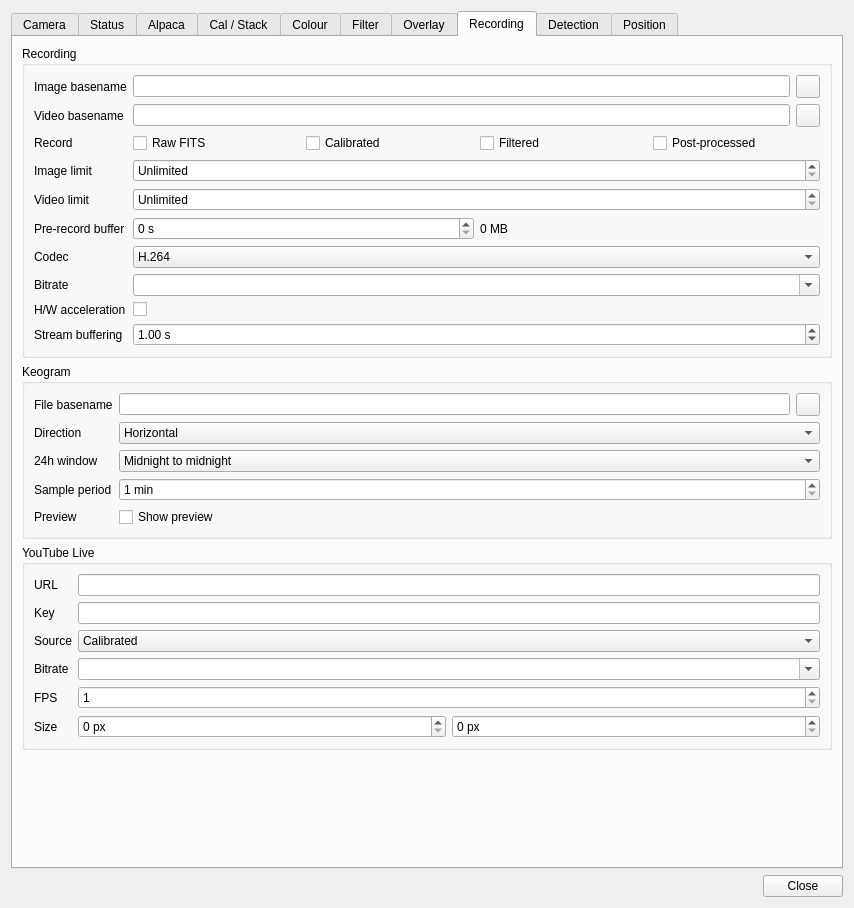
The window that plugins/feature/camera/camerasettingsdialog.ui (srcejon/sdrangel) describes before a commit, drawn with Qt 5.
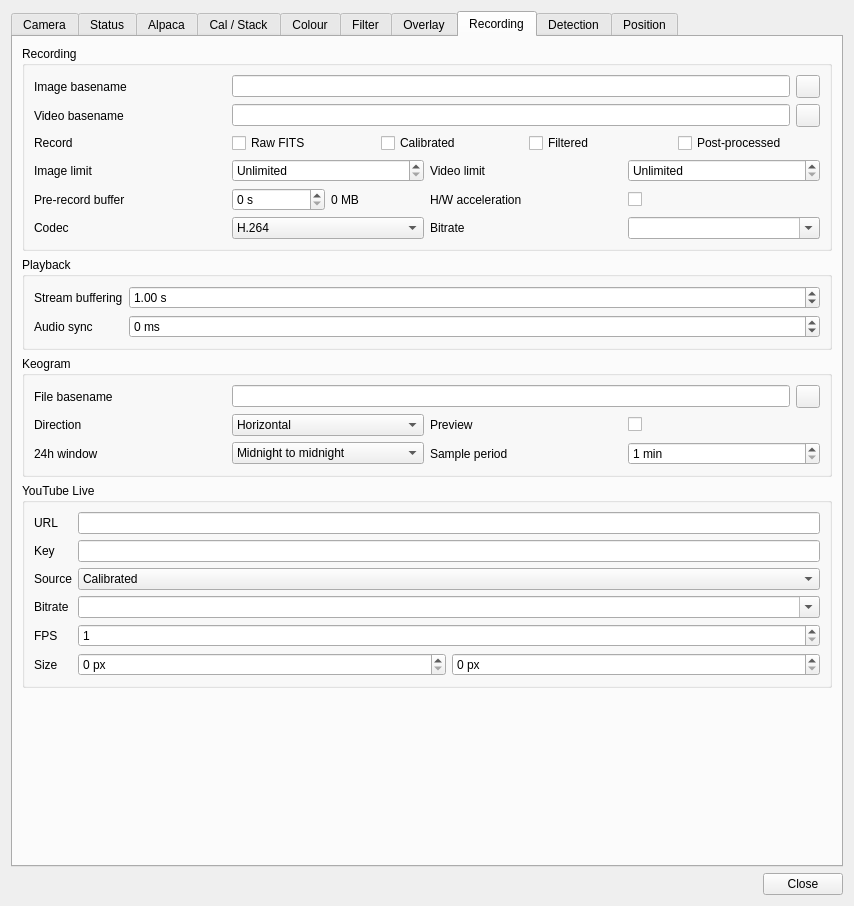
The same window after the commit. The open tabs and pages were chosen to show the change. Icons and pictures are not drawn. Custom widgets are drawn as their Qt base class.

Commit message: Fix A/V sync. Prevent frame drops when spike in pipeline.

What changed in the file:
```diff
--- a/plugins/feature/camera/camerasettingsdialog.ui
+++ b/plugins/feature/camera/camerasettingsdialog.ui
@@ -7,7 +7,7 @@
     <x>0</x>
     <y>0</y>
     <width>854</width>
-    <height>908</height>
+    <height>906</height>
    </rect>
   </property>
   <property name="windowTitle">
@@ -3845,7 +3845,31 @@
          <property name="title">
           <string>Recording</string>
          </property>
-         <layout class="QFormLayout" name="formLayout_2">
+         <layout class="QGridLayout" name="gridLayout_5">
+          <item row="5" column="1">
+           <layout class="QHBoxLayout" name="videoPreRecordBufferLayout">
+            <item>
+             <widget class="QSpinBox" name="videoPreRecordBufferSpin">
+              <property name="toolTip">
+               <string>Seconds of live video frames to keep before recording starts</string>
+              </property>
+              <property name="suffix">
+               <string> s</string>
+              </property>
+              <property name="maximum">
+               <number>60</number>
+              </property>
+             </widget>
+            </item>
+            <item>
+             <widget class="QLabel" name="videoPreRecordBufferMemoryLabel">
+              <property name="text">
+               <string>0 MB</string>
+              </property>
+             </widget>
+            </item>
+           </layout>
+          </item>
           <item row="0" column="0">
            <widget class="QLabel" name="imagePathLabel">
             <property name="text">
@@ -3853,63 +3877,6 @@
             </property>
            </widget>
           </item>
-          <item row="0" column="1">
-           <layout class="QHBoxLayout" name="imageSaveLayout">
-            <item>
-             <widget class="QLineEdit" name="imagePathEdit">
-              <property name="toolTip">
-               <string>File basename to use for saved images</string>
-              </property>
-             </widget>
-            </item>
-            <item>
-             <widget class="QToolButton" name="imagePathButton">
-              <property name="toolTip">
-               <string>Specify image file basename using file browser</string>
-              </property>
-              <property name="text">
-               <string/>
-              </property>
-              <property name="icon">
-               <iconset resource="../../../sdrgui/resources/res.qrc">
-                <normaloff>:/load.png</normaloff>:/load.png</iconset>
-              </property>
-             </widget>
-            </item>
-           </layout>
-          </item>
-          <item row="1" column="0">
-           <widget class="QLabel" name="videoPathLabel">
-            <property name="text">
-             <string>Video basename</string>
-            </property>
-           </widget>
-          </item>
-          <item row="1" column="1">
-           <layout class="QHBoxLayout" name="videoSaveLayout">
-            <item>
-             <widget class="QLineEdit" name="videoPathEdit">
-              <property name="toolTip">
-               <string>File basename to use for recorded videos</string>
-              </property>
-             </widget>
-            </item>
-            <item>
-             <widget class="QToolButton" name="videoPathButton">
-              <property name="toolTip">
-               <string>Specify video file basename using file browser</string>
-              </property>
-              <property name="text">
-               <string/>
-              </property>
-              <property name="icon">
-               <iconset resource="../../../sdrgui/resources/res.qrc">
-                <normaloff>:/load.png</normaloff>:/load.png</iconset>
-              </property>
-             </widget>
-            </item>
-           </layout>
-          </item>
           <item row="2" column="0">
            <widget class="QLabel" name="recordOutputsLabel">
             <property name="text">
@@ -3917,7 +3884,88 @@
             </property>
            </widget>
           </item>
-          <item row="2" column="1">
+          <item row="3" column="1">
+           <widget class="QSpinBox" name="imageRecordLimitSpin">
+            <property name="toolTip">
+             <string>Number of image frames to save before image recording is automatically disabled; 0 records until disabled manually</string>
+            </property>
+            <property name="specialValueText">
+             <string>Unlimited</string>
+            </property>
+            <property name="maximum">
+             <number>1000000</number>
+            </property>
+           </widget>
+          </item>
+          <item row="5" column="0">
+           <widget class="QLabel" name="videoPreRecordBufferLabel">
+            <property name="text">
+             <string>Pre-record buffer</string>
+            </property>
+           </widget>
+          </item>
+          <item row="3" column="0">
+           <widget class="QLabel" name="imageRecordLimitLabel">
+            <property name="text">
+             <string>Image limit</string>
+            </property>
+           </widget>
+          </item>
+          <item row="1" column="0">
+           <widget class="QLabel" name="videoPathLabel">
+            <property name="text">
+             <string>Video basename</string>
+            </property>
+           </widget>
+          </item>
+          <item row="6" column="0">
+           <widget class="QLabel" name="videoCodecLabel">
+            <property name="text">
+             <string>Codec</string>
+            </property>
+           </widget>
+          </item>
+          <item row="3" column="2">
+           <widget class="QLabel" name="videoRecordLimitLabel">
+            <property name="text">
+             <string>Video limit</string>
+            </property>
+           </widget>
+          </item>
+          <item row="6" column="1">
+           <widget class="QComboBox" name="videoCodecCombo">
+            <property name="toolTip">
+             <string>Codec to use for saved video recordings</string>
+            </property>
+            <item>
+             <property name="text">
+              <string>H.264</string>
+             </property>
+            </item>
+            <item>
+             <property name="text">
+              <string>H.265</string>
+             </property>
+            </item>
+           </widget>
+          </item>
+          <item row="3" column="3">
+           <widget class="QSpinBox" name="videoRecordLimitSpin">
+            <property name="toolTip">
+             <string>Seconds of video to record after recording is enabled before video recording is automatically disabled; 0 records until disabled manually</string>
+            </property>
+            <property name="specialValueText">
+             <string>Unlimited</string>
+            </property>
+            <property name="suffix">
+             <string> s</string>
+            </property>
+            <property name="maximum">
+             <number>86400</number>
+            </property>
+           </widget>
+          </item>
+          <item row="2" column="1" colspan="3">
            <layout class="QHBoxLayout" name="recordOutputsLayout">
             <item>
              <widget class="QCheckBox" name="recordRawFitsCheck">
@@ -3961,112 +4009,64 @@
             </item>
            </layout>
           </item>
-          <item row="3" column="0">
-           <widget class="QLabel" name="imageRecordLimitLabel">
-            <property name="text">
-             <string>Image limit</string>
-            </property>
-           </widget>
-          </item>
-          <item row="3" column="1">
-           <widget class="QSpinBox" name="imageRecordLimitSpin">
-            <property name="toolTip">
-             <string>Number of image frames to save before image recording is automatically disabled; 0 records until disabled manually</string>
-            </property>
-            <property name="specialValueText">
-             <string>Unlimited</string>
-            </property>
-            <property name="maximum">
-             <number>1000000</number>
-            </property>
-           </widget>
-          </item>
-          <item row="4" column="0">
-           <widget class="QLabel" name="videoRecordLimitLabel">
-            <property name="text">
-             <string>Video limit</string>
-            </property>
-           </widget>
-          </item>
-          <item row="4" column="1">
-           <widget class="QSpinBox" name="videoRecordLimitSpin">
-            <property name="toolTip">
-             <string>Seconds of video to record after recording is enabled before video recording is automatically disabled; 0 records until disabled manually</string>
-            </property>
-            <property name="specialValueText">
-             <string>Unlimited</string>
-            </property>
-            <property name="suffix">
-             <string> s</string>
-            </property>
-            <property name="maximum">
-             <number>86400</number>
-            </property>
-           </widget>
-          </item>
-          <item row="5" column="0">
-           <widget class="QLabel" name="videoPreRecordBufferLabel">
-            <property name="text">
-             <string>Pre-record buffer</string>
-            </property>
-           </widget>
-          </item>
-          <item row="5" column="1">
-           <layout class="QHBoxLayout" name="videoPreRecordBufferLayout">
+          <item row="0" column="1" colspan="3">
+           <layout class="QHBoxLayout" name="imageSaveLayout">
             <item>
-             <widget class="QSpinBox" name="videoPreRecordBufferSpin">
+             <widget class="QLineEdit" name="imagePathEdit">
               <property name="toolTip">
-               <string>Seconds of live video frames to keep before recording starts</string>
+               <string>File basename to use for saved images</string>
               </property>
-              <property name="suffix">
-               <string> s</string>
-              </property>
-              <property name="maximum">
-               <number>60</number>
-              </property>
              </widget>
             </item>
             <item>
-             <widget class="QLabel" name="videoPreRecordBufferMemoryLabel">
+             <widget class="QToolButton" name="imagePathButton">
+              <property name="toolTip">
+               <string>Specify image file basename using file browser</string>
+              </property>
               <property name="text">
-               <string>0 MB</string>
+               <string/>
               </property>
+              <property name="icon">
+               <iconset resource="../../../sdrgui/resources/res.qrc">
+                <normaloff>:/load.png</normaloff>:/load.png</iconset>
+              </property>
              </widget>
             </item>
            </layout>
           </item>
-          <item row="6" column="0">
-           <widget class="QLabel" name="videoCodecLabel">
-            <property name="text">
-             <string>Codec</string>
-            </property>
-           </widget>
-          </item>
-          <item row="6" column="1">
-           <widget class="QComboBox" name="videoCodecCombo">
-            <property name="toolTip">
-             <string>Codec to use for saved video recordings</string>
-            </property>
+          <item row="1" column="1" colspan="3">
+           <layout class="QHBoxLayout" name="videoSaveLayout">
             <item>
-             <property name="text">
-              <string>H.264</string>
-             </property>
+             <widget class="QLineEdit" name="videoPathEdit">
+              <property name="toolTip">
+               <string>File basename to use for recorded videos</string>
+              </property>
+             </widget>
             </item>
             <item>
-             <property name="text">
-              <string>H.265</string>
-             </property>
+             <widget class="QToolButton" name="videoPathButton">
+              <property name="toolTip">
+               <string>Specify video file basename using file browser</string>
+              </property>
+              <property name="text">
+               <string/>
+              </property>
+              <property name="icon">
+               <iconset resource="../../../sdrgui/resources/res.qrc">
+                <normaloff>:/load.png</normaloff>:/load.png</iconset>
+              </property>
+             </widget>
             </item>
-           </widget>
+           </layout>
           </item>
-          <item row="7" column="0">
+          <item row="6" column="2">
            <widget class="QLabel" name="videoRecordBitrateLabel">
             <property name="text">
              <string>Bitrate</string>
             </property>
            </widget>
           </item>
-          <item row="7" column="1">
+          <item row="6" column="3">
            <widget class="QComboBox" name="videoRecordBitrateCombo">
             <property name="toolTip">
              <string>Saved video bitrate. Select Auto to choose from frame size and rate, select a preset, or enter a custom value such as 8000 Kbps or 8 Mbps.</string>
@@ -4076,14 +4076,14 @@
             </property>
            </widget>
           </item>
-          <item row="8" column="0">
+          <item row="5" column="2">
            <widget class="QLabel" name="videoHwAccelerationLabel">
             <property name="text">
              <string>H/W acceleration</string>
             </property>
            </widget>
           </item>
-          <item row="8" column="1">
+          <item row="5" column="3">
            <widget class="QCheckBox" name="videoHwAccelerationCheck">
             <property name="toolTip">
              <string>Prefer hardware-accelerated video encoding when supported by the backend</string>
@@ -4093,14 +4093,23 @@
             </property>
            </widget>
           </item>
-          <item row="9" column="0">
+         </layout>
+        </widget>
+       </item>
+       <item>
+        <widget class="QGroupBox" name="groupBox_6">
+         <property name="title">
+          <string>Playback</string>
+         </property>
+         <layout class="QFormLayout" name="formLayout_4">
+          <item row="0" column="0">
            <widget class="QLabel" name="streamBufferingSecondsLabel">
             <property name="text">
              <string>Stream buffering</string>
             </property>
            </widget>
           </item>
-          <item row="9" column="1">
+          <item row="0" column="1">
            <widget class="QDoubleSpinBox" name="streamBufferingSecondsSpin">
             <property name="toolTip">
              <string>Decoded media buffering for stream: sources before playback starts or resumes after a stall</string>
@@ -4122,6 +4131,32 @@
             </property>
            </widget>
           </item>
+          <item row="1" column="0">
+           <widget class="QLabel" name="playbackAudioOffsetLabel">
+            <property name="text">
+             <string>Audio sync</string>
+            </property>
+           </widget>
+          </item>
+          <item row="1" column="1">
+           <widget class="QSpinBox" name="playbackAudioOffsetSpin">
+            <property name="toolTip">
+             <string>Adjust audio timing for video file playback; negative delays video, positive delays audio</string>
+            </property>
+            <property name="minimum">
+             <number>-2000</number>
+            </property>
+            <property name="maximum">
+             <number>5000</number>
+            </property>
+            <property name="singleStep">
+             <number>10</number>
+            </property>
+            <property name="suffix">
+             <string> ms</string>
+            </property>
+           </widget>
+          </item>
          </layout>
         </widget>
        </item>
@@ -4136,44 +4171,26 @@
          <property name="title">
           <string>Keogram</string>
          </property>
-         <layout class="QFormLayout" name="keogramFormLayout">
-          <item row="0" column="0">
-           <widget class="QLabel" name="keogramPathLabel">
+         <layout class="QGridLayout" name="gridLayout_13">
+          <item row="2" column="2">
+           <widget class="QLabel" name="keogramSamplePeriodLabel">
             <property name="text">
-             <string>File basename</string>
+             <string>Sample period</string>
             </property>
            </widget>
           </item>
-          <item row="0" column="1">
-           <layout class="QHBoxLayout" name="keogramPathLayout">
+          <item row="2" column="1">
+           <widget class="QComboBox" name="keogramDayModeCombo">
             <item>
-             <widget class="QLineEdit" name="keogramPathEdit">
-              <property name="toolTip">
-               <string>File basename to use for saved keograms (.jpg or .png)</string>
-              </property>
-             </widget>
+             <property name="text">
+              <string>Midnight to midnight</string>
+             </property>
             </item>
             <item>
-             <widget class="QToolButton" name="keogramPathButton">
-              <property name="toolTip">
-               <string>Specify keogram file basename using file browser</string>
-              </property>
-              <property name="text">
-               <string/>
-              </property>
-              <property name="icon">
-               <iconset resource="../../../sdrgui/resources/res.qrc">
-                <normaloff>:/load.png</normaloff>:/load.png</iconset>
-              </property>
-             </widget>
+             <property name="text">
+              <string>Midday to midday</string>
+             </property>
             </item>
-           </layout>
-          </item>
-          <item row="1" column="0">
-           <widget class="QLabel" name="keogramDirectionLabel">
-            <property name="text">
-             <string>Direction</string>
-            </property>
            </widget>
           </item>
           <item row="1" column="1">
@@ -4190,6 +4207,20 @@
             </item>
            </widget>
           </item>
+          <item row="1" column="0">
+           <widget class="QLabel" name="keogramDirectionLabel">
+            <property name="text">
+             <string>Direction</string>
+            </property>
+           </widget>
+          </item>
+          <item row="0" column="0">
+           <widget class="QLabel" name="keogramPathLabel">
+            <property name="text">
+             <string>File basename</string>
+            </property>
+           </widget>
+          </item>
           <item row="2" column="0">
            <widget class="QLabel" name="keogramDayModeLabel">
             <property name="text">
@@ -4197,28 +4228,7 @@
             </property>
            </widget>
           </item>
-          <item row="2" column="1">
-           <widget class="QComboBox" name="keogramDayModeCombo">
-            <item>
-             <property name="text">
-              <string>Midnight to midnight</string>
-             </property>
-            </item>
-            <item>
-             <property name="text">
-              <string>Midday to midday</string>
-             </property>
-            </item>
-           </widget>
-          </item>
-          <item row="3" column="0">
-           <widget class="QLabel" name="keogramSamplePeriodLabel">
-            <property name="text">
-             <string>Sample period</string>
-            </property>
-           </widget>
-          </item>
-          <item row="3" column="1">
+          <item row="2" column="3">
            <widget class="QSpinBox" name="keogramSamplePeriodSpin">
             <property name="toolTip">
              <string>Minutes between keogram samples</string>
@@ -4234,23 +4244,48 @@
             </property>
            </widget>
           </item>
-          <item row="4" column="0">
+          <item row="1" column="2">
            <widget class="QLabel" name="keogramPreviewLabel">
             <property name="text">
              <string>Preview</string>
             </property>
            </widget>
           </item>
-          <item row="4" column="1">
+          <item row="1" column="3">
            <widget class="QCheckBox" name="keogramPreviewCheck">
             <property name="toolTip">
              <string>Show a live keogram preview window</string>
             </property>
             <property name="text">
-             <string>Show preview</string>
+             <string/>
             </property>
            </widget>
           </item>
+          <item row="0" column="1" colspan="3">
+           <layout class="QHBoxLayout" name="keogramPathLayout">
+            <item>
+             <widget class="QLineEdit" name="keogramPathEdit">
+              <property name="toolTip">
+               <string>File basename to use for saved keograms (.jpg or .png)</string>
+              </property>
+             </widget>
+            </item>
+            <item>
+             <widget class="QToolButton" name="keogramPathButton">
+              <property name="toolTip">
+               <string>Specify keogram file basename using file browser</string>
+              </property>
+              <property name="text">
+               <string/>
+              </property>
+              <property name="icon">
+               <iconset resource="../../../sdrgui/resources/res.qrc">
+                <normaloff>:/load.png</normaloff>:/load.png</iconset>
+              </property>
+             </widget>
+            </item>
+           </layout>
+          </item>
          </layout>
         </widget>
        </item>
```
Left out of the diff: 1 changed line with no effect on the pictures. The commit also changes 15 other files.
